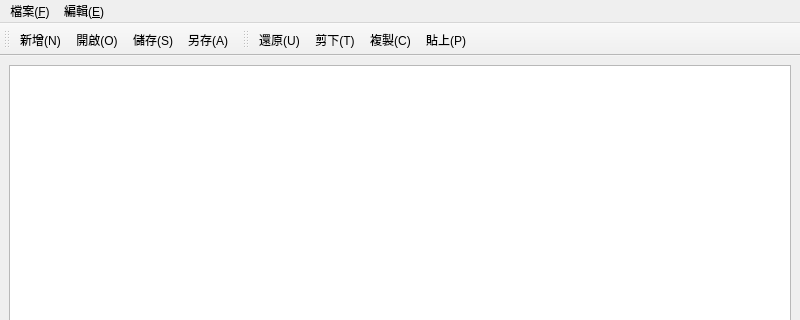
Above: mainwindow.ui from 41343112/DsignWindow before the change; both pictures show x 0 to 800 and y 0 to 320 of the 800 by 600 pixel window. Below: the same form after it.
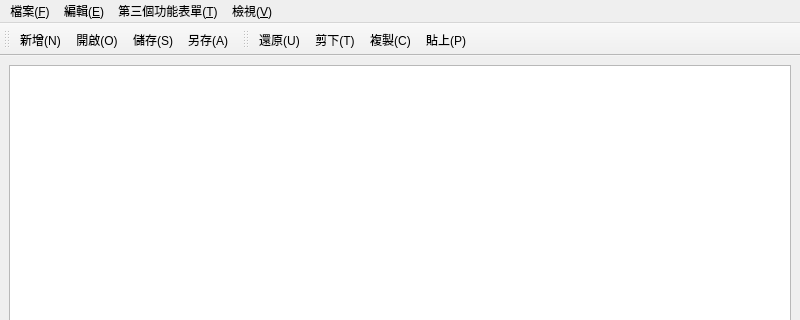
That is the form after the change. Icons and pictures are not drawn.

Commit message: Add third menu and dark interface toggle to UI

```diff
--- a/mainwindow.ui
+++ b/mainwindow.ui
@@ -51,8 +51,25 @@
     <addaction name="actionCopy"/>
     <addaction name="actionAll"/>
    </widget>
+   <widget class="QMenu" name="menu_Third">
+    <property name="title">
+     <string>第三個功能表單(&amp;T)</string>
+    </property>
+    <addaction name="actionFind"/>
+    <addaction name="actionReplace"/>
+    <addaction name="separator"/>
+    <addaction name="actionGoto"/>
+   </widget>
+   <widget class="QMenu" name="menu_View">
+    <property name="title">
+     <string>檢視(&amp;V)</string>
+    </property>
+    <addaction name="actionDarkMode"/>
+   </widget>
    <addaction name="menu"/>
    <addaction name="menu_E"/>
+   <addaction name="menu_Third"/>
+   <addaction name="menu_View"/>
   </widget>
   <widget class="QStatusBar" name="statusbar"/>
   <widget class="QToolBar" name="toolBar">
```
Left out of the diff: 36 changed lines with no effect on the pictures. The commit also changes 1 other file.
